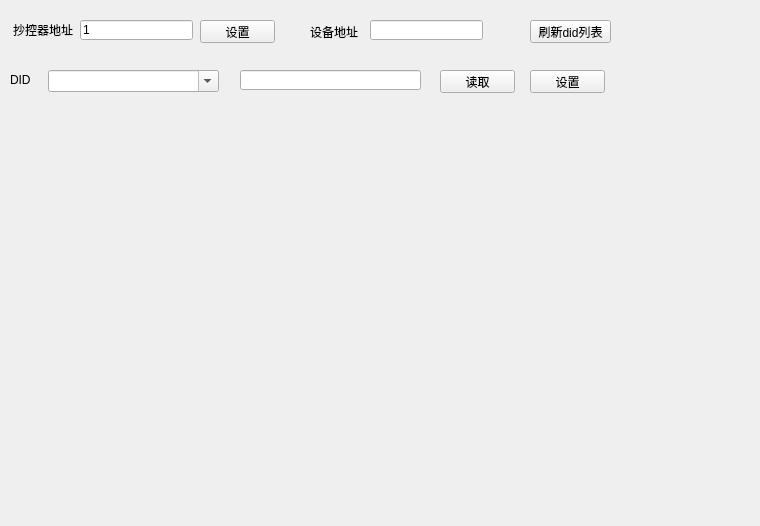
Old version of the form source/plug/oip_ui.ui in the repository chopin1993/protocolmaster-20210731.
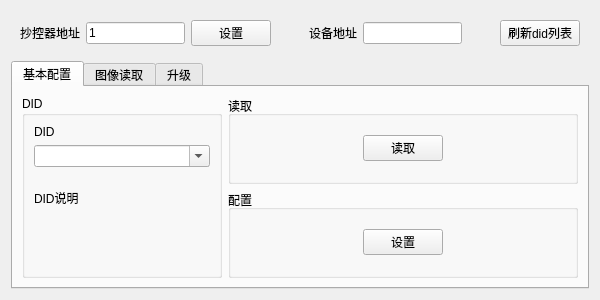
New version of the form.

Commit message: 1. 主界面自动适配

The edit to the form file:
```diff
--- a/source/plug/oip_ui.ui
+++ b/source/plug/oip_ui.ui
@@ -6,153 +6,252 @@
    <rect>
     <x>0</x>
     <y>0</y>
-    <width>760</width>
-    <height>526</height>
+    <width>600</width>
+    <height>300</height>
    </rect>
   </property>
   <property name="windowTitle">
    <string>Form</string>
   </property>
+  <layout class="QVBoxLayout" name="verticalLayout_3">
+   <item>
+    <widget class="QWidget" name="header" native="true">
+     <layout class="QHBoxLayout" name="horizontalLayout">
+      <item>
   <widget class="QLabel" name="label">
-   <property name="geometry">
-    <rect>
-     <x>13</x>
-     <y>20</y>
-     <width>71</width>
-     <height>20</height>
-    </rect>
-   </property>
    <property name="text">
     <string>抄控器地址</string>
    </property>
   </widget>
+      </item>
+      <item>
   <widget class="QLineEdit" name="myAddrLineEdit">
-   <property name="geometry">
-    <rect>
-     <x>80</x>
-     <y>20</y>
-     <width>113</width>
-     <height>20</height>
-    </rect>
-   </property>
    <property name="text">
     <string>1</string>
    </property>
   </widget>
+      </item>
+      <item>
   <widget class="QPushButton" name="setMyAddress">
-   <property name="geometry">
-    <rect>
-     <x>200</x>
-     <y>20</y>
-     <width>75</width>
-     <height>23</height>
-    </rect>
-   </property>
    <property name="text">
     <string>设置</string>
    </property>
   </widget>
+      </item>
+      <item>
+       <spacer name="horizontalSpacer">
+        <property name="orientation">
+         <enum>Qt::Horizontal</enum>
+        </property>
+        <property name="sizeHint" stdset="0">
+         <size>
+          <width>40</width>
+          <height>20</height>
+         </size>
+        </property>
+       </spacer>
+      </item>
+      <item>
   <widget class="QLabel" name="label_2">
-   <property name="geometry">
-    <rect>
-     <x>310</x>
-     <y>22</y>
-     <width>54</width>
-     <height>20</height>
-    </rect>
-   </property>
    <property name="text">
     <string>设备地址</string>
    </property>
   </widget>
-  <widget class="QLineEdit" name="devieAddrLineEdit">
-   <property name="geometry">
-    <rect>
-     <x>370</x>
-     <y>20</y>
-     <width>113</width>
+      </item>
+      <item>
+       <widget class="QLineEdit" name="devieAddrLineEdit"/>
+      </item>
+      <item>
+       <spacer name="horizontalSpacer_2">
+        <property name="orientation">
+         <enum>Qt::Horizontal</enum>
+        </property>
+        <property name="sizeHint" stdset="0">
+         <size>
+          <width>40</width>
      <height>20</height>
-    </rect>
-   </property>
-  </widget>
+         </size>
+        </property>
+       </spacer>
+      </item>
+      <item>
+       <widget class="QPushButton" name="syncDIDPushButton">
+        <property name="text">
+         <string>刷新did列表</string>
+        </property>
+       </widget>
+      </item>
+     </layout>
+    </widget>
+   </item>
+   <item>
+    <widget class="QTabWidget" name="tabWidget">
+     <property name="currentIndex">
+      <number>0</number>
+     </property>
+     <widget class="QWidget" name="basicTab">
+      <attribute name="title">
+       <string>基本配置</string>
+      </attribute>
+      <layout class="QGridLayout" name="gridLayout_2">
+       <item row="0" column="1">
+        <widget class="QGroupBox" name="readGroup">
+         <property name="title">
+          <string>读取</string>
+         </property>
+         <layout class="QGridLayout" name="gridLayout">
+          <item row="0" column="0">
+           <widget class="QPushButton" name="readPushButton">
+            <property name="maximumSize">
+             <size>
+              <width>80</width>
+              <height>16777215</height>
+             </size>
+            </property>
+            <property name="text">
+             <string>读取</string>
+            </property>
+           </widget>
+          </item>
+         </layout>
+        </widget>
+       </item>
+       <item row="1" column="1">
+        <widget class="QGroupBox" name="setGroup">
+         <property name="title">
+          <string>配置</string>
+         </property>
+         <layout class="QGridLayout" name="gridLayout_3">
+          <item row="0" column="0">
   <widget class="QPushButton" name="setPushButton">
-   <property name="geometry">
-    <rect>
-     <x>530</x>
-     <y>70</y>
-     <width>75</width>
-     <height>23</height>
-    </rect>
+            <property name="maximumSize">
+             <size>
+              <width>80</width>
+              <height>16777215</height>
+             </size>
    </property>
    <property name="text">
     <string>设置</string>
    </property>
   </widget>
+          </item>
+         </layout>
+        </widget>
+       </item>
+       <item row="0" column="0" rowspan="2">
+        <widget class="QGroupBox" name="groupBox">
+         <property name="maximumSize">
+          <size>
+           <width>200</width>
+           <height>16777215</height>
+          </size>
+         </property>
+         <property name="title">
+          <string>DID</string>
+         </property>
+         <layout class="QVBoxLayout" name="verticalLayout_2">
+          <item>
+           <widget class="QLabel" name="label_4">
+            <property name="text">
+             <string>DID</string>
+            </property>
+           </widget>
+          </item>
+          <item>
   <widget class="QComboBox" name="didcomboBox">
    <property name="enabled">
     <bool>true</bool>
    </property>
-   <property name="geometry">
-    <rect>
-     <x>48</x>
-     <y>70</y>
-     <width>171</width>
-     <height>22</height>
-    </rect>
+            <property name="maximumSize">
+             <size>
+              <width>200</width>
+              <height>16777215</height>
+             </size>
    </property>
    <property name="editable">
     <bool>true</bool>
    </property>
   </widget>
-  <widget class="QPushButton" name="readPushButton">
-   <property name="geometry">
-    <rect>
-     <x>440</x>
-     <y>70</y>
-     <width>75</width>
-     <height>23</height>
-    </rect>
+          </item>
+          <item>
+           <widget class="QLabel" name="DIDNoteLabel">
+            <property name="minimumSize">
+             <size>
+              <width>0</width>
+              <height>50</height>
+             </size>
    </property>
    <property name="text">
-    <string>读取</string>
-   </property>
-  </widget>
-  <widget class="QLabel" name="label_4">
+             <string>DID说明</string>
+            </property>
+           </widget>
+          </item>
+          <item>
+           <spacer name="verticalSpacer">
+            <property name="orientation">
+             <enum>Qt::Vertical</enum>
+            </property>
+            <property name="sizeHint" stdset="0">
+             <size>
+              <width>20</width>
+              <height>352</height>
+             </size>
+            </property>
+           </spacer>
+          </item>
+         </layout>
+        </widget>
+       </item>
+      </layout>
+     </widget>
+     <widget class="QWidget" name="imageTab">
+      <attribute name="title">
+       <string>图像读取</string>
+      </attribute>
+      <widget class="QWidget" name="">
    <property name="geometry">
     <rect>
      <x>10</x>
-     <y>70</y>
-     <width>41</width>
-     <height>20</height>
-    </rect>
-   </property>
-   <property name="text">
-    <string>DID</string>
-   </property>
-  </widget>
-  <widget class="QLineEdit" name="didLineEdit">
-   <property name="geometry">
-    <rect>
-     <x>240</x>
-     <y>70</y>
-     <width>181</width>
-     <height>20</height>
-    </rect>
-   </property>
-  </widget>
-  <widget class="QPushButton" name="syncDIDPushButton">
-   <property name="geometry">
-    <rect>
-     <x>530</x>
-     <y>20</y>
-     <width>81</width>
-     <height>23</height>
-    </rect>
-   </property>
+         <y>0</y>
+         <width>403</width>
+         <height>242</height>
+        </rect>
+       </property>
+       <layout class="QHBoxLayout" name="horizontalLayout_2">
+        <item>
+         <widget class="QLabel" name="imageLabel">
+          <property name="minimumSize">
+           <size>
+            <width>320</width>
+            <height>240</height>
+           </size>
+          </property>
+          <property name="styleSheet">
+           <string notr="true">background:rgb(0, 255, 0)</string>
+          </property>
+          <property name="text">
+           <string>TextLabel</string>
+          </property>
+         </widget>
+        </item>
+        <item>
+         <widget class="QPushButton" name="readImagePushButton">
    <property name="text">
-    <string>刷新did列表</string>
-   </property>
-  </widget>
+           <string>readImage</string>
+          </property>
+         </widget>
+        </item>
+       </layout>
+      </widget>
+     </widget>
+     <widget class="QWidget" name="updateTab">
+      <attribute name="title">
+       <string>升级</string>
+      </attribute>
+     </widget>
+    </widget>
+   </item>
+  </layout>
  </widget>
  <resources/>
  <connections/>
```
Lines whose indentation alone changed are shown as unchanged. The commit also changes 6 other files.
